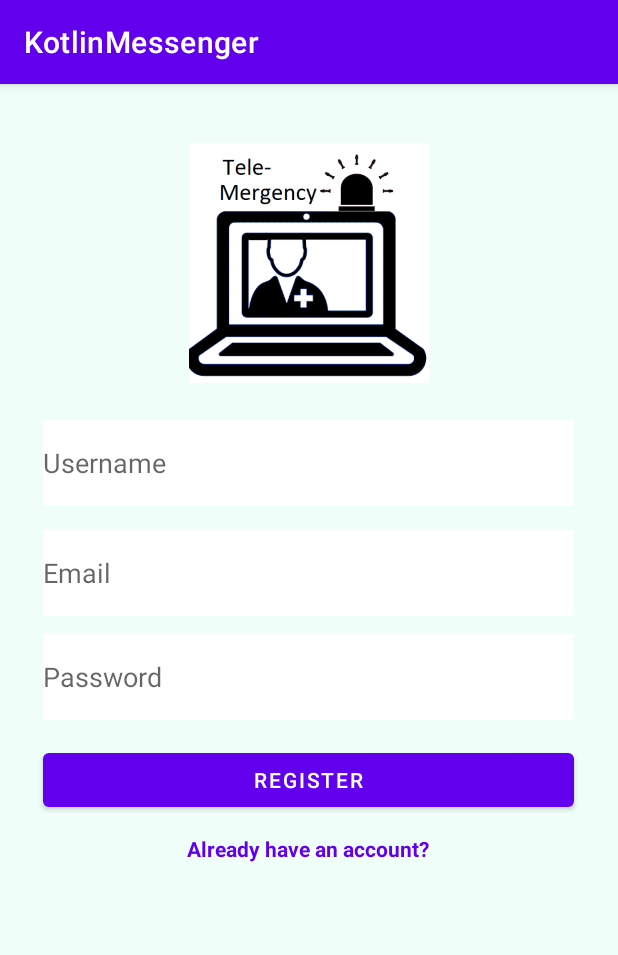
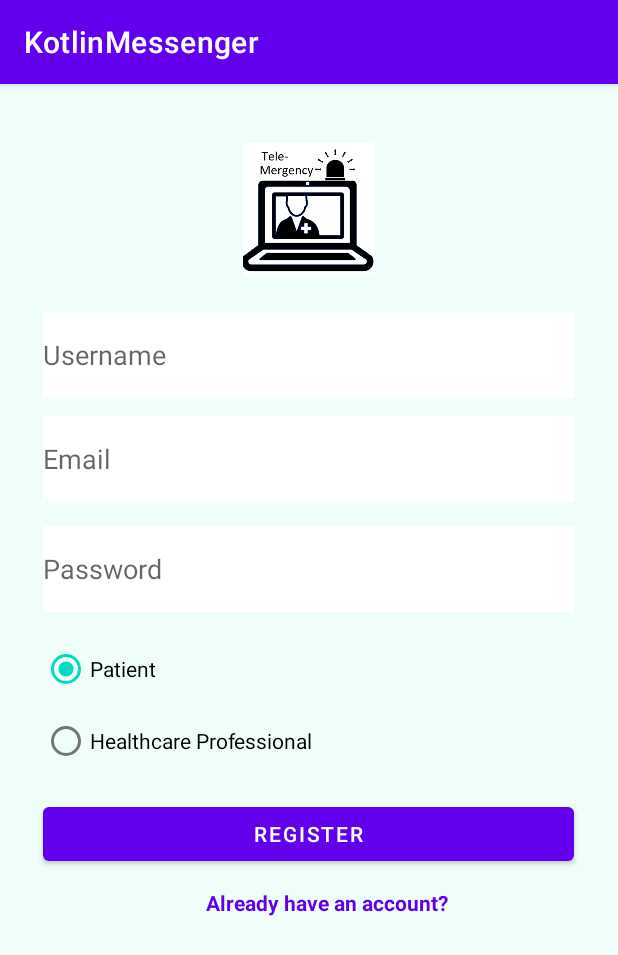
Before and after one commit to ChangedUser/Telemergency, an Android app: the MainActivity screen opened directly, with no data from a screen before it, on a phone screen of 412 x 824 dp. Shown: the top 955 px of the screen. Run offline under Robolectric (Android 15) with nearby library versions, the phone set to English and light mode, and no system bars; our stand-ins replace Firebase (no records; nobody signed in at launch, a user with empty details on screens opened directly).

Commit message:
user roles

```diff
--- a/app/src/main/java/com/example/kotlinmessenger/MainActivity.kt
+++ b/app/src/main/java/com/example/kotlinmessenger/MainActivity.kt
@@ -1,23 +1,29 @@
 package com.example.kotlinmessenger
 
 import android.content.Intent
-import androidx.appcompat.app.AppCompatActivity
 import android.os.Bundle
 import android.os.Parcelable
 import android.util.Log
+import android.view.View
+import android.widget.RadioButton
+import android.widget.RadioGroup
 import android.widget.Toast
+import androidx.appcompat.app.AppCompatActivity
 import com.google.firebase.auth.FirebaseAuth
 import com.google.firebase.database.FirebaseDatabase
+import com.google.firebase.messaging.FirebaseMessaging
 import kotlinx.android.parcel.Parcelize
 import kotlinx.android.synthetic.main.activity_main.*
-import com.google.firebase.ktx.Firebase
-import com.google.firebase.messaging.FirebaseMessaging
 
 class MainActivity : AppCompatActivity() {
     //private lateinit var mDbRef: DatabaseReference
+    var radioGroup: RadioGroup? = null
+    var radioButton: RadioButton? = null
+    var role = "Patient";
     override fun onCreate(savedInstanceState: Bundle?) {
         super.onCreate(savedInstanceState)
         setContentView(R.layout.activity_main)
+        radioGroup = findViewById(R.id.radioGroup);
         FirebaseMessaging.getInstance().subscribeToTopic("bpmAlert")
         register_button_register.setOnClickListener {
             val email = email_edittext_registration.text.toString()
@@ -49,7 +55,7 @@ class MainActivity : AppCompatActivity() {
     }
 
     private fun saveUserToFirebaseDatabase(uid : String){
-        val user = User(uid, username_edittext_registration.text.toString())
+        val user = User(uid, username_edittext_registration.text.toString(), role)
         val mDbRef = FirebaseDatabase.getInstance("https://telemedizinproject-default-rtdb.europe-west1.firebasedatabase.app/").getReference("/users/$uid")
         mDbRef.setValue(user)
             .addOnSuccessListener {
@@ -63,9 +69,15 @@ class MainActivity : AppCompatActivity() {
                 Toast.makeText(this, "Failed to register user: ${it.message}", Toast.LENGTH_LONG).show()
             }
     }
+
+    fun checkButton(v: View?) {
+        val radioId = radioGroup!!.checkedRadioButtonId
+        radioButton = findViewById(radioId)
+        role = radioButton?.getText() as String
+    }
 }
 
 @Parcelize
-class User(val uid : String, val username : String): Parcelable {
-    constructor(): this("", "")
+class User(val uid : String, val username : String, val role : String): Parcelable {
+    constructor(): this("", "", "")
 }
--- a/app/src/main/res/layout/activity_main.xml
+++ b/app/src/main/res/layout/activity_main.xml
@@ -11,7 +11,7 @@
         android:id="@+id/username_edittext_registration"
         android:layout_width="354dp"
         android:layout_height="57dp"
-        android:layout_marginTop="224dp"
+        android:layout_marginTop="152dp"
         android:background="@color/white"
         android:ems="10"
         android:hint="Username"
@@ -22,24 +22,56 @@
         app:layout_constraintTop_toTopOf="parent" />
 
     <EditText
-        android:id="@+id/password_edittext_registration"
+        android:id="@+id/email_edittext_registration"
         android:layout_width="0dp"
         android:layout_height="57dp"
         android:layout_marginTop="12dp"
         android:background="@color/white"
         android:ems="10"
-        android:hint="Password"
-        android:inputType="textPassword"
-        app:layout_constraintEnd_toEndOf="@+id/email_edittext_registration"
+        android:hint="Email"
+        android:inputType="textEmailAddress"
+        app:layout_constraintEnd_toEndOf="@+id/username_edittext_registration"
         app:layout_constraintHorizontal_bias="0.0"
-        app:layout_constraintStart_toStartOf="@+id/email_edittext_registration"
-        app:layout_constraintTop_toBottomOf="@+id/email_edittext_registration" />
+        app:layout_constraintStart_toStartOf="@+id/username_edittext_registration"
+        app:layout_constraintTop_toBottomOf="@+id/username_edittext_registration" />
+
+    <RadioGroup
+        android:id="@+id/radioGroup"
+        android:layout_width="200dp"
+        android:layout_height="120dp"
+        android:layout_centerInParent="true"
+        android:layout_marginTop="4dp"
+        app:layout_constraintEnd_toEndOf="parent"
+        app:layout_constraintHorizontal_bias="0.132"
+        app:layout_constraintStart_toStartOf="parent"
+        app:layout_constraintTop_toBottomOf="@+id/password_edittext_registration">
+
+        <RadioButton
+            android:id="@+id/radio_one"
+            android:layout_width="139dp"
+            android:layout_height="wrap_content"
+            android:layout_marginTop="10dp"
+            android:checked="true"
+            android:onClick="checkButton"
+            android:text="Patient"
+            app:layout_constraintTop_toBottomOf="@+id/password_edittext_registration"
+            tools:layout_editor_absoluteX="79dp" />
+
+        <RadioButton
+            android:id="@+id/radio_two"
+            android:layout_width="wrap_content"
+            android:layout_height="wrap_content"
+            android:onClick="checkButton"
+            android:text="Healthcare Professional"
+            app:layout_constraintTop_toBottomOf="@+id/password_edittext_registration"
+            tools:layout_editor_absoluteX="248dp" />
+    </RadioGroup>
 
     <Button
         android:id="@+id/register_button_register"
         android:layout_width="0dp"
         android:layout_height="wrap_content"
-        android:layout_marginTop="16dp"
+        android:layout_marginTop="124dp"
         android:text="Register"
         app:layout_constraintEnd_toEndOf="@+id/password_edittext_registration"
         app:layout_constraintHorizontal_bias="0.0"
@@ -55,28 +87,28 @@
         android:textColor="@color/purple_500"
         android:textStyle="bold"
         app:layout_constraintEnd_toEndOf="@+id/register_button_register"
-        app:layout_constraintHorizontal_bias="0.497"
+        app:layout_constraintHorizontal_bias="0.565"
         app:layout_constraintStart_toStartOf="@+id/register_button_register"
         app:layout_constraintTop_toBottomOf="@+id/register_button_register" />
 
     <EditText
-        android:id="@+id/email_edittext_registration"
+        android:id="@+id/password_edittext_registration"
         android:layout_width="0dp"
         android:layout_height="57dp"
         android:layout_marginTop="16dp"
         android:background="@color/white"
         android:ems="10"
-        android:hint="Email"
-        android:inputType="textEmailAddress"
-        app:layout_constraintEnd_toEndOf="@+id/username_edittext_registration"
+        android:hint="Password"
+        android:inputType="textPassword"
+        app:layout_constraintEnd_toEndOf="@+id/email_edittext_registration"
         app:layout_constraintHorizontal_bias="0.0"
-        app:layout_constraintStart_toStartOf="@+id/username_edittext_registration"
-        app:layout_constraintTop_toBottomOf="@+id/username_edittext_registration" />
+        app:layout_constraintStart_toStartOf="@+id/email_edittext_registration"
+        app:layout_constraintTop_toBottomOf="@+id/email_edittext_registration" />
 
     <ImageView
         android:id="@+id/imageView"
-        android:layout_width="160dp"
-        android:layout_height="160dp"
+        android:layout_width="93dp"
+        android:layout_height="88dp"
         android:layout_marginStart="125dp"
         android:layout_marginTop="39dp"
         android:layout_marginEnd="126dp"
@@ -84,8 +116,10 @@
         android:visibility="visible"
         app:layout_constraintBottom_toTopOf="@+id/username_edittext_registration"
         app:layout_constraintEnd_toEndOf="parent"
+        app:layout_constraintHorizontal_bias="0.507"
         app:layout_constraintStart_toStartOf="parent"
         app:layout_constraintTop_toTopOf="parent"
+        app:layout_constraintVertical_bias="0.0"
         app:srcCompat="@drawable/telemergency_logo"
         tools:visibility="visible" />
 
```
